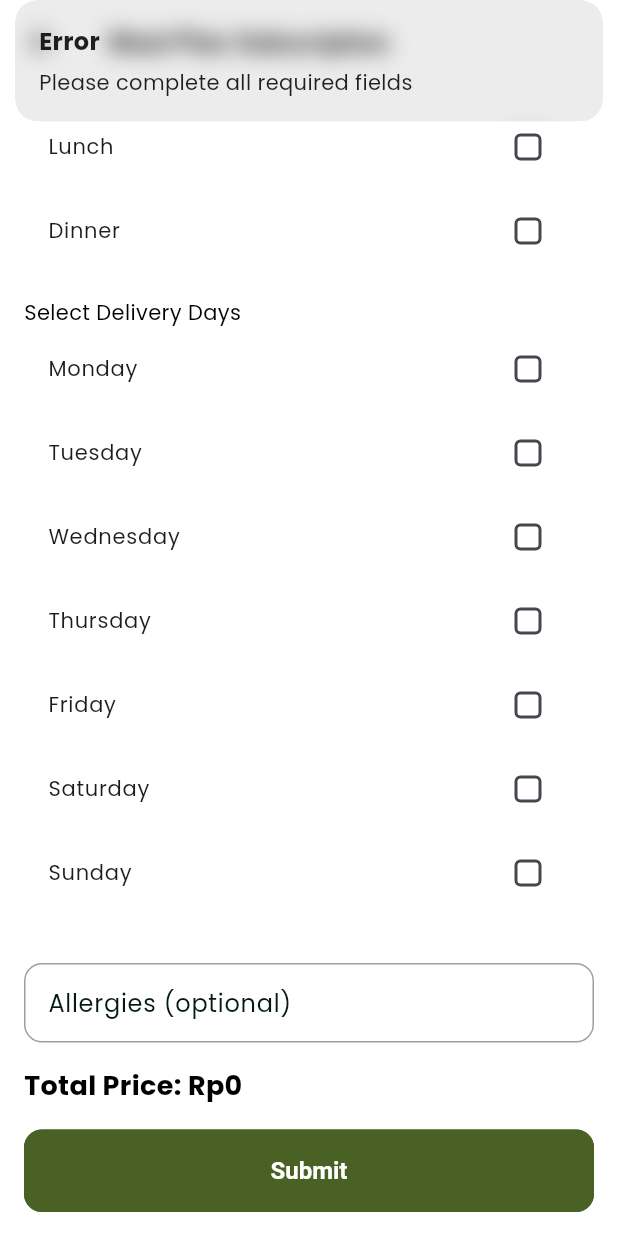
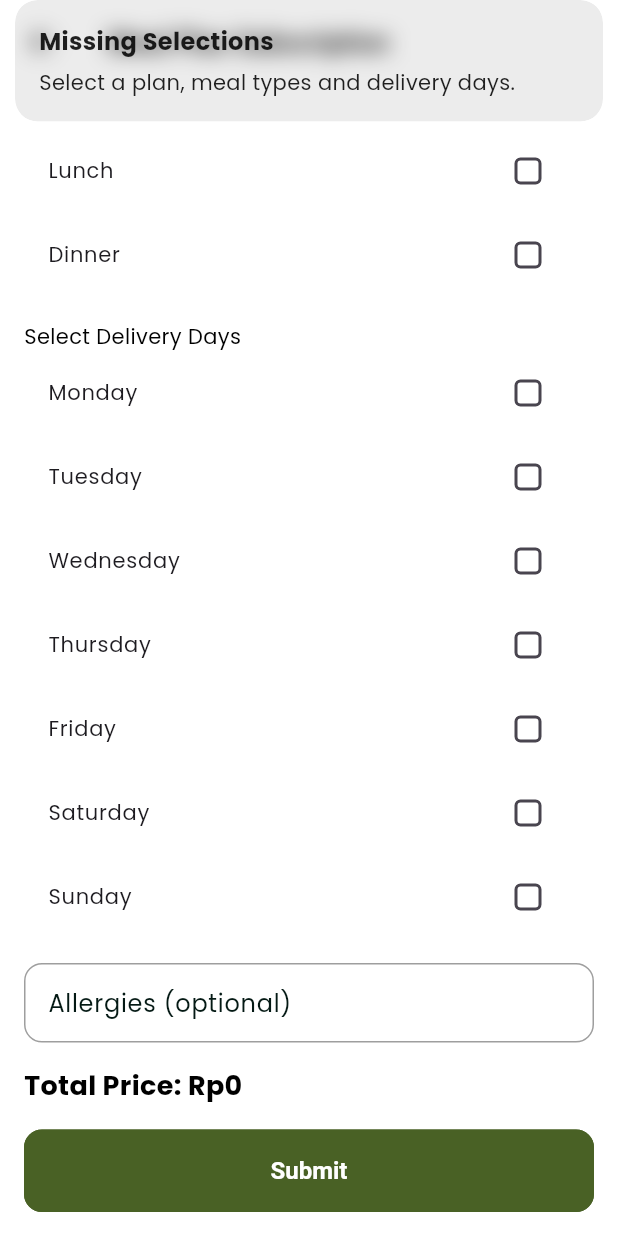
Before and after one commit to Theona77/SEA-Catering, a Flutter app: the SubscriptionForm screen opened directly, scrolled down 460 dp, after a tap on "Submit", on a phone screen of 412 x 824 dp. Run offline on Flutter 3.47's test engine with Material 3 defaults, Android fonts, the phone set to English and light mode, and no system bars; our stand-ins replace carousel_slider, cloud_firestore, connectivity_plus, firebase_auth, firebase_core, flutter_native_splash and 9 more; accounts and stored records are empty.

Commit message:
Connect subscription to firebase and edit some pop ups

```diff
--- a/lib/features/shop/screens/home/widgets/promo_slider.dart
+++ b/lib/features/shop/screens/home/widgets/promo_slider.dart
@@ -25,6 +25,8 @@ class TPromoSlider extends StatelessWidget {
         CarouselSlider(
           options: CarouselOptions(
             viewportFraction: 1,
+            height: 200,
+              autoPlay: true,
             onPageChanged: (index, _) => controller.updatePageIndicator(index)
           ),
           items: banners.map((url) => TRoundedImage(imageUrl: url)).toList()
@@ -37,8 +39,8 @@ class TPromoSlider extends StatelessWidget {
               children: [
                 for(int i = 0; i < banners.length; i++)
                   TCircularContainer(
-                    width: 20,
-                    height: 4,
+                    width: 8,
+                    height: 8,
                     margin: const EdgeInsets.only(right: 10),
                     backgroundColor: controller.carousalCuurentIndex.value == i ? TColors.primary : Colors.grey,
                   ),
--- a/lib/features/shop/screens/store/store.dart
+++ b/lib/features/shop/screens/store/store.dart
@@ -27,7 +27,7 @@ class StoreScreen extends StatelessWidget {
   Widget build(BuildContext context) {
     return Scaffold(
       appBar: TAppBar(
-        title: Text("Store", style: Theme.of(context).textTheme.headlineMedium),
+        title: Text("Menu", style: Theme.of(context).textTheme.headlineMedium),
         actions: [
           TCartCounterIcon(onPressed: () {}, iconColor: Colors.white),
         ],
--- a/lib/subscription.dart
+++ b/lib/subscription.dart
@@ -1,5 +1,6 @@
 import 'package:flutter/material.dart';
 import 'package:get/get.dart';
+import 'package:cloud_firestore/cloud_firestore.dart';
 import 'package:sea_catering/utils/constants/sizes.dart';
 
 class SubscriptionForm extends StatefulWidget {
@@ -11,6 +12,8 @@ class SubscriptionForm extends StatefulWidget {
 
 class _SubscriptionFormState extends State<SubscriptionForm> {
   final _formKey = GlobalKey<FormState>();
+  bool _isSubmitting = false;
+
   String? _name;
   String? _phone;
   String? _plan;
@@ -35,23 +38,60 @@ class _SubscriptionFormState extends State<SubscriptionForm> {
       setState(() => _totalPrice = 0);
       return;
     }
-    int planPrice = _planPrices[_plan!]!;
-    int mealCount = _mealTypes.length;
-    int dayCount = _deliveryDays.length;
-
+    final planPrice = _planPrices[_plan!]!;
     setState(() {
-      _totalPrice = planPrice * mealCount * dayCount * 4.3;
+      _totalPrice = planPrice * _mealTypes.length * _deliveryDays.length * 4.3;
     });
   }
 
-  void _submitForm() {
-    if (_formKey.currentState!.validate() && _mealTypes.isNotEmpty && _deliveryDays.isNotEmpty) {
-      _formKey.currentState!.save();
-      _calculatePrice();
-      // Submit to backend here
+  void _submitForm() async {
+    if (_isSubmitting) return; // prevent double submit
+
+    final form = _formKey.currentState;
+    if (form == null) return;
+
+    // Check for field-specific missing inputs
+    final textFieldsValid = form.validate();
+    if (!textFieldsValid) {
+      Get.snackbar('Error', 'Please fill in Name and Phone.');
+      return;
+    }
+
+    // Validate form
+    if (_plan == null || _mealTypes.isEmpty || _deliveryDays.isEmpty) {
+      Get.snackbar('Missing Selections', 'Select a plan, meal types and delivery days.');
+      return;
+    }
+
+    // Submit
+    form.save();
+    _calculatePrice();
+    setState(() => _isSubmitting = true);
+
+    try {
+      await FirebaseFirestore.instance.collection('subscriptions').add({
+        'name': _name,
+        'phone': _phone,
+        'plan': _plan,
+        'mealTypes': _mealTypes,
+        'deliveryDays': _deliveryDays,
+        'allergies': _allergies ?? '',
+        'totalPrice': _totalPrice,
+        'timestamp': FieldValue.serverTimestamp(),
+      });
+
       Get.snackbar('Success', 'Subscription submitted successfully');
-    } else {
-      Get.snackbar('Error', 'Please complete all required fields');
+      form.reset();
+      setState(() {
+        _mealTypes.clear();
+        _deliveryDays.clear();
+        _plan = null;
+        _totalPrice = 0;
+      });
+    } catch (e) {
+      Get.snackbar('Error', 'Failed to submit: $e');
+    } finally {
+      setState(() => _isSubmitting = false);
     }
   }
 
@@ -63,19 +103,20 @@ class _SubscriptionFormState extends State<SubscriptionForm> {
         padding: const EdgeInsets.all(16.0),
         child: Form(
           key: _formKey,
+          autovalidateMode: AutovalidateMode.onUserInteraction,
           child: ListView(
             children: [
+              const SizedBox(height: TSizes.spaceBtwInputFields),
               TextFormField(
                 decoration: const InputDecoration(labelText: 'Full Name'),
-                validator: (value) => value!.isEmpty ? 'Required' : null,
+                validator: (value) => value == null || value.isEmpty ? 'Required' : null,
                 onSaved: (value) => _name = value,
               ),
               const SizedBox(height: TSizes.spaceBtwInputFields),
-
               TextFormField(
                 decoration: const InputDecoration(labelText: 'Active Phone Number'),
                 keyboardType: TextInputType.phone,
-                validator: (value) => value!.isEmpty ? 'Required' : null,
+                validator: (value) => value == null || value.isEmpty ? 'Required' : null,
                 onSaved: (value) => _phone = value,
               ),
 
@@ -122,18 +163,20 @@ class _SubscriptionFormState extends State<SubscriptionForm> {
               )),
 
               const SizedBox(height: TSizes.spaceBtwInputFields),
-              const SizedBox(height: TSizes.spaceBtwInputFields),
               TextFormField(
                 decoration: const InputDecoration(labelText: 'Allergies (optional)'),
                 onSaved: (value) => _allergies = value,
               ),
-              const SizedBox(height: 16),
+              const SizedBox(height: TSizes.spaceBtwInputFields),
               Text('Total Price: Rp${_totalPrice.toStringAsFixed(0)}',
                   style: const TextStyle(fontSize: 18, fontWeight: FontWeight.bold)),
               const SizedBox(height: 16),
               ElevatedButton(
-                onPressed: _submitForm,
-                child: const Text('Submit'),
+                onPressed: _isSubmitting ? null : _submitForm,
+                child: _isSubmitting
+                    ? const SizedBox(
+                    width: 20, height: 20, child: CircularProgressIndicator(strokeWidth: 2))
+                    : const Text('Submit'),
               )
             ],
           ),
--- a/lib/utils/constants/image_strings.dart
+++ b/lib/utils/constants/image_strings.dart
@@ -65,9 +65,6 @@ class TImages{
   static const String snacks = "assets/images/foodcarousel/snacks.png";
   static const String soup = "assets/images/foodcarousel/soup.png";
   static const String veggie = "assets/images/foodcarousel/veggie.png";
-
-
-
 
 
   //Product Images
```
Also changed, not shown: lib/features/shop/screens/home/home.dart (+5 -3 lines), lib/food_carousel.dart (+9 -8 lines).
